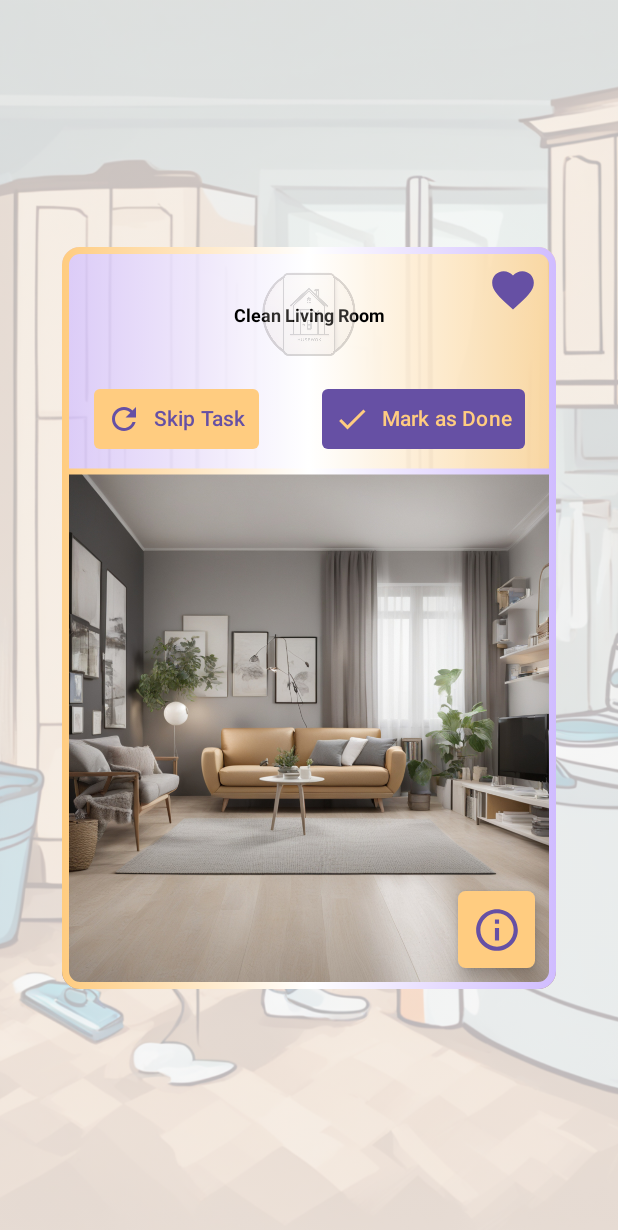
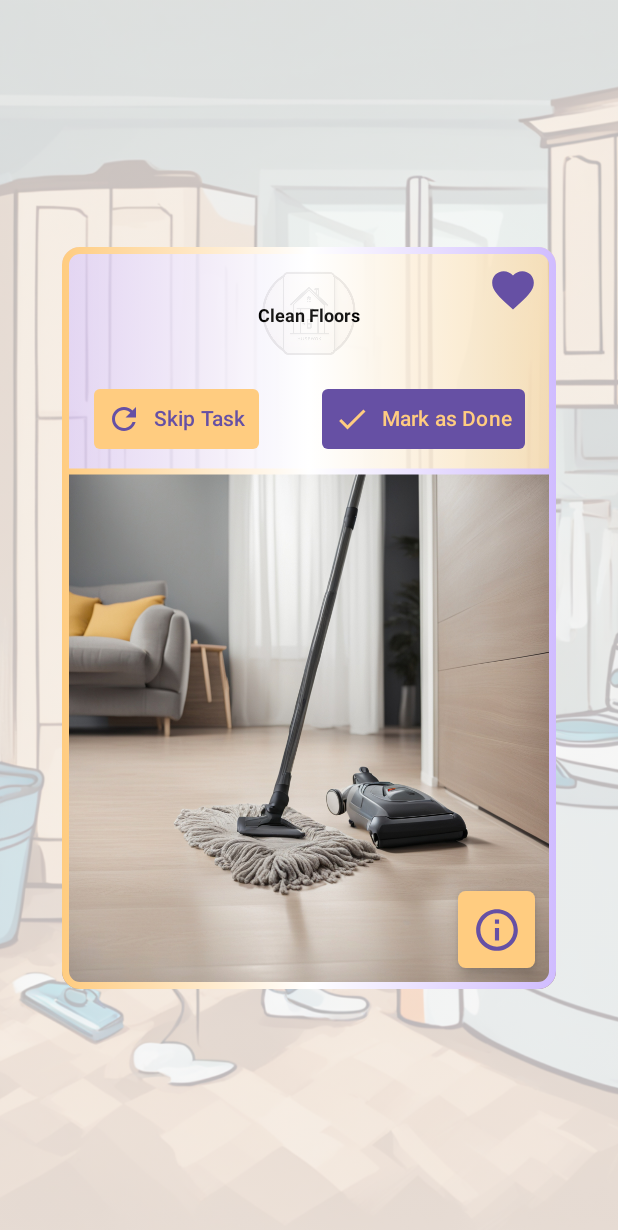
Before and after one commit to Phenkel/Abschlussprojekt_Kotlin_Husewok, an Android app built with Jetpack Compose: the screen it shows after launch (MainActivity), on a phone screen of 412 x 824 dp. Shown: the top 1230 px of the screen. Run offline under Robolectric (Android 15) with nearby library versions, the phone set to English and light mode, and no system bars; our stand-ins replace Room's generated code, constraintlayout-compose.

Commit message:
style: Clean up HomeScreenCard
Comments - DONE
Documention - DONE

```diff
--- a/app/src/main/java/com/example/abschlussprojekt_husewok/MainActivity.kt
+++ b/app/src/main/java/com/example/abschlussprojekt_husewok/MainActivity.kt
@@ -69,7 +69,7 @@ class MainActivity : ComponentActivity() {
                     }
                 )
                  */
-                HomescreenCard()
+                HomescreenCard(housework = activeHousework)
             }
         }
     }
--- a/app/src/main/java/com/example/abschlussprojekt_husewok/ui/components/HomeScreenCard.kt
+++ b/app/src/main/java/com/example/abschlussprojekt_husewok/ui/components/HomeScreenCard.kt
@@ -18,10 +18,7 @@ import androidx.compose.foundation.layout.width
 import androidx.compose.foundation.shape.RoundedCornerShape
 import androidx.compose.material.icons.Icons
 import androidx.compose.material.icons.filled.Favorite
-import androidx.compose.material.icons.filled.Info
 import androidx.compose.material.icons.outlined.Check
-import androidx.compose.material.icons.outlined.Close
-import androidx.compose.material.icons.outlined.Favorite
 import androidx.compose.material.icons.outlined.FavoriteBorder
 import androidx.compose.material.icons.outlined.Info
 import androidx.compose.material.icons.outlined.Refresh
@@ -113,9 +110,9 @@ fun HomescreenCard(
                 .background(
                     brush = Brush.horizontalGradient(
                         listOf(
-                            Purple80.copy(alpha = 0.7f),
+                            Purple80.copy(alpha = 0.5f),
                             Color.White,
-                            Orange80.copy(alpha = 0.7f)
+                            Orange80.copy(alpha = 0.5f)
                         )
                     )
                 )
@@ -124,7 +121,7 @@ fun HomescreenCard(
             ConstraintLayout(
                 modifier = Modifier.fillMaxSize(1F)
             ) {
-                // Create references for image, title, and button and button row
+                // Create references for image, title, button, buttonRow, logo and favorite
                 val (image, title, button, buttonRow, logo, favorite) = createRefs()
                 // Image composable (Housework Image) with custom size, position and border
                 Image(
@@ -159,13 +156,14 @@ fun HomescreenCard(
                     painter = painterResource(id = R.drawable.logo),
                     contentDescription = null,
                     modifier = Modifier
-                        .fillMaxSize(0.25f)
-                        .alpha(0.2f)
+                        .size(sizeComplete / 5)
+                        .alpha(0.1f)
                         .constrainAs(logo) {
                             centerHorizontallyTo(parent)
                             top.linkTo(parent.top)
                             bottom.linkTo(buttonRow.top)
-                        }
+                        },
+                    contentScale = ContentScale.Fit
                 )
                 // Row composable (Skip Task Button and Mark as Done Button) with custom size and position
                 Row(
@@ -176,7 +174,7 @@ fun HomescreenCard(
                         },
                     horizontalArrangement = Arrangement.SpaceAround
                 ) {
-                    // Button composable (Skip Task) for the row with custom shape and colors TODO: aktualisieren
+                    // Button composable (Skip Task) for the row with custom shape colors and padding
                     Button(
                         enabled = skipButtonEnabled,
                         onClick = skipButtonOnClick,
@@ -189,20 +187,20 @@ fun HomescreenCard(
                             disabledContentColor = Purple40.copy(alpha = 0.5f)
                         )
                     ) {
-                        // TODO: Kommentar
+                        // Icon composable (Skip) for the button
                         Icon(
                             imageVector = Icons.Outlined.Refresh,
                             contentDescription = null
                         )
-                        //TODO: Kommentar
+                        // Spacer composable (Padding) for the button
                         Spacer(modifier = Modifier.width(sizeComplete / 50))
-                        // TODO: Kommentar
+                        // Text composable (Text) for the button
                         Text(
                             text = "Skip Task",
 
                         )
                     }
-                    // Button composable (Mark as Done) for the row with custom shape and colors TODO: akutaliseren
+                    // Button composable (Skip Task) for the row with custom shape colors and padding
                     Button(
                         onClick = doneButtonOnClick,
                         shape = ShapeDefaults.ExtraSmall,
@@ -212,14 +210,14 @@ fun HomescreenCard(
                             contentColor = Orange80
                         )
                     ) {
-                        // TODO: Kommentar
+                        // Icon composable (Done) for the button
                         Icon(
                             imageVector = Icons.Outlined.Check,
                             contentDescription = null
                         )
-                        //TODO: Kommentar
+                        // Spacer composable (Padding) for the button
                         Spacer(modifier = Modifier.width(sizeComplete / 50))
-                        // TODO: Kommentar
+                        // Text composable (Text) for the button
                         Text(
                             text = "Mark as Done"
                         )
@@ -240,7 +238,7 @@ fun HomescreenCard(
                             end.linkTo(parent.end)
                     }
                 )
-                // FloatingActionButton (Information Button) composable with custom size, position, shape and colors
+                // FloatingActionButton composable (Information Button) with custom size, position, shape and colors
                 FloatingActionButton(
                     containerColor = Orange80,
                     contentColor = Purple40,
@@ -253,7 +251,7 @@ fun HomescreenCard(
                         },
                     onClick = fabOnClick
                 ) {
-                    // Icon composable for the FloatingActionButton with custom size and padding
+                    // Icon composable (Info) for the FloatingActionButton with custom size and padding
                     Icon(
                         imageVector = Icons.Outlined.Info,
                         contentDescription = null,
@@ -262,7 +260,7 @@ fun HomescreenCard(
                             .padding(0.dp)
                     )
                 }
-                // TODO: Kommentar
+                // IconButton composable (Favorite) with custom size and position
                 IconButton(
                     onClick = iconButtonOnClick,
                     modifier = Modifier
@@ -272,7 +270,7 @@ fun HomescreenCard(
                             end.linkTo(parent.end, sizeComplete / 50)
                         }
                 ) {
-                    // TODO: Kommentar
+                    // Icon composable (Info) with custom size
                     Icon(
                         imageVector = if (housework.isLiked) Icons.Filled.Favorite else Icons.Outlined.FavoriteBorder,
                         contentDescription = null,
```
